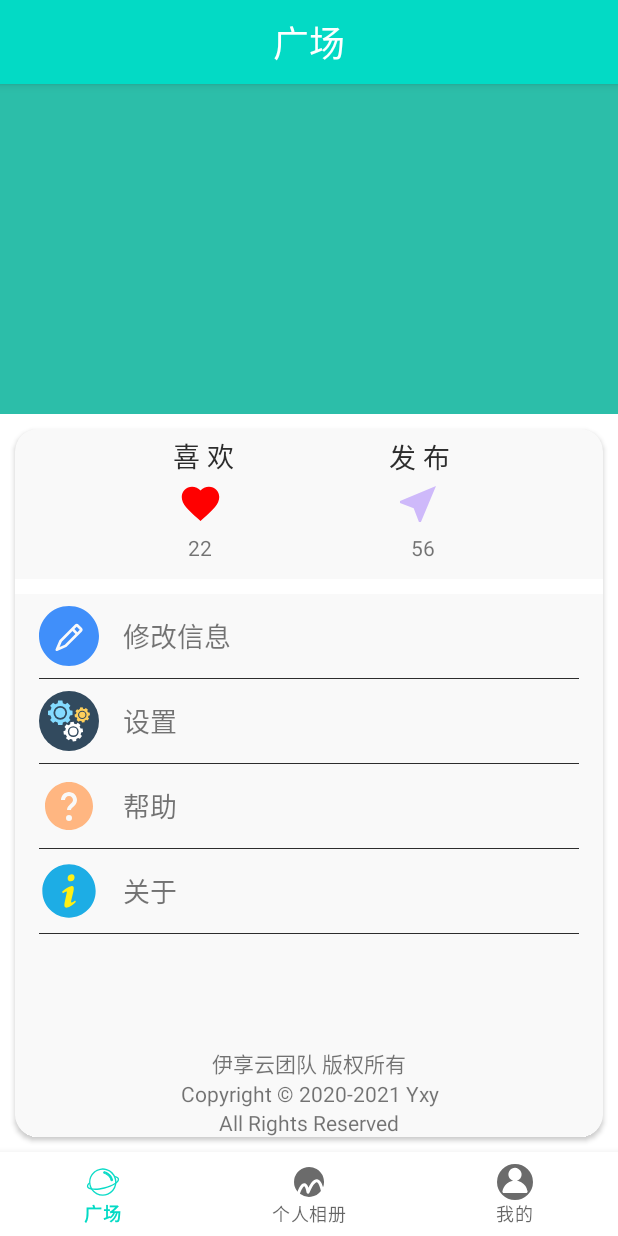
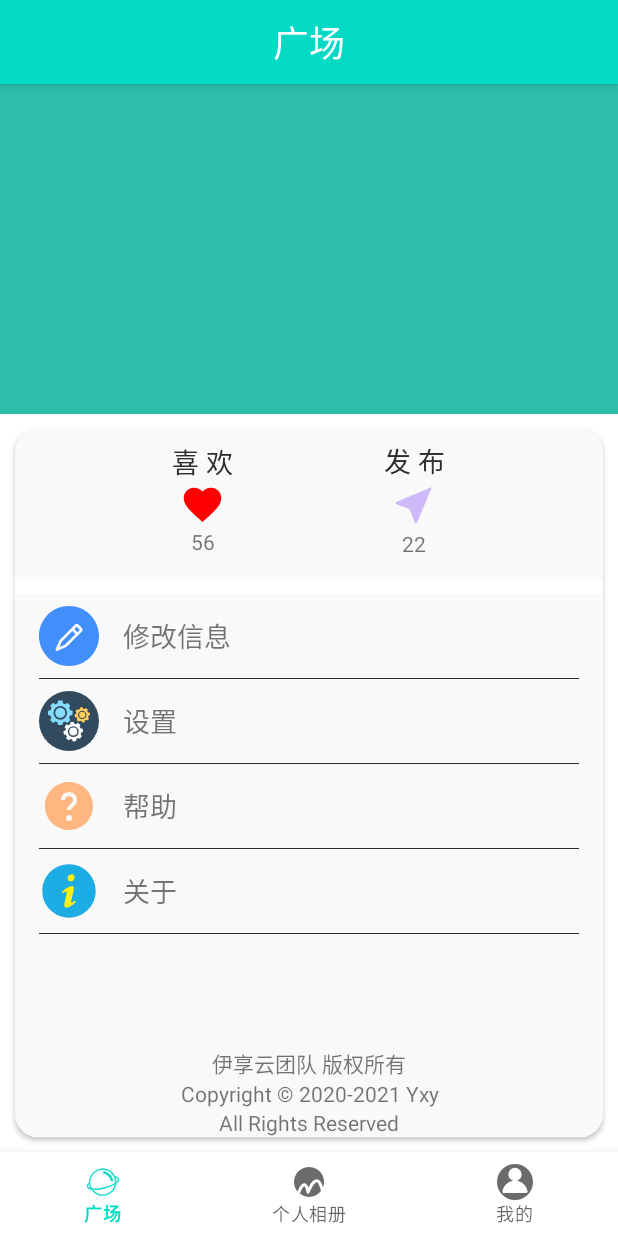
Before and after one commit to 1291945816/yxy-Android, an Android app: the fragment MineFragment placed in its activity, on a phone screen of 412 x 824 dp. Run offline under Robolectric (Android 15) with nearby library versions, the phone set to English and light mode, and no system bars; libraries missing offline, so code that uses them is left out: com.scwang.smart, jp.wasabeef.glide; pictures from the network do not load; 3 statements that could not run were skipped.

Commit message:
fix(Mine,Layout): 简化部分“我的”界面布局代码

```diff
--- a/app/src/main/java/kilig/ink/yxy/frament/AlbumFragment.java
+++ b/app/src/main/java/kilig/ink/yxy/fragment/AlbumFragment.java
@@ -1,4 +1,4 @@
-package kilig.ink.yxy.frament;
+package kilig.ink.yxy.fragment;
 
 import android.app.AlertDialog;
 import android.content.DialogInterface;
@@ -6,7 +6,6 @@ import android.os.Bundle;
 import android.view.LayoutInflater;
 import android.view.View;
 import android.view.ViewGroup;
-import android.widget.Button;
 import android.widget.EditText;
 import android.widget.GridView;
 
--- a/app/src/main/java/kilig/ink/yxy/frament/MineFragment.java
+++ b/app/src/main/java/kilig/ink/yxy/fragment/MineFragment.java
@@ -1,11 +1,10 @@
-package kilig.ink.yxy.frament;
+package kilig.ink.yxy.fragment;
 
 import android.os.Bundle;
 import android.util.Log;
 import android.view.LayoutInflater;
 import android.view.View;
 import android.view.ViewGroup;
-import android.widget.Button;
 import android.widget.ImageView;
 import android.widget.TextView;
 
@@ -14,8 +13,6 @@ import androidx.annotation.Nullable;
 import androidx.fragment.app.Fragment;
 
 import com.bumptech.glide.Glide;
-import com.bumptech.glide.load.engine.DiskCacheStrategy;
-import com.bumptech.glide.load.resource.drawable.DrawableTransitionOptions;
 import com.bumptech.glide.request.RequestOptions;
 import com.bumptech.glide.request.transition.DrawableCrossFadeFactory;
 import com.google.gson.Gson;
--- a/app/src/main/java/kilig/ink/yxy/frament/SquareFragment.java
+++ b/app/src/main/java/kilig/ink/yxy/fragment/SquareFragment.java
@@ -1,4 +1,4 @@
-package kilig.ink.yxy.frament;
+package kilig.ink.yxy.fragment;
 //广场界面
 import android.os.Bundle;
 import android.os.Handler;
--- a/app/src/main/java/kilig/ink/yxy/utils/FragmentSingleton.java
+++ b/app/src/main/java/kilig/ink/yxy/utils/FragmentSingleton.java
@@ -2,9 +2,9 @@ package kilig.ink.yxy.utils;
 
 import androidx.fragment.app.Fragment;
 
-import kilig.ink.yxy.frament.AlbumFragment;
-import kilig.ink.yxy.frament.MineFragment;
-import kilig.ink.yxy.frament.SquareFragment;
+import kilig.ink.yxy.fragment.AlbumFragment;
+import kilig.ink.yxy.fragment.MineFragment;
+import kilig.ink.yxy.fragment.SquareFragment;
 
 /**
  * 单例模式实践
--- a/app/src/main/res/layout/fragment_album.xml
+++ b/app/src/main/res/layout/fragment_album.xml
@@ -6,9 +6,9 @@
     android:layout_height="match_parent"
     xmlns:app="http://schemas.android.com/apk/res-auto"
     tools:context=".activity.MainActivity">
-    <FrameLayout
-        android:layout_width="match_parent"
-        android:layout_height="match_parent">
+<!--    <FrameLayout-->
+<!--        android:layout_width="match_parent"-->
+<!--        android:layout_height="match_parent">-->
         <GridView
             android:layout_marginStart="20dp"
             android:layout_marginTop="20dp"
@@ -30,5 +30,5 @@
             android:layout_margin="16dp"
             app:srcCompat="@drawable/ic_baseline_add_24"/>
 
-    </FrameLayout>
+<!--    </FrameLayout>-->
 </androidx.coordinatorlayout.widget.CoordinatorLayout>
--- a/app/src/main/res/layout/fragment_mine.xml
+++ b/app/src/main/res/layout/fragment_mine.xml
@@ -9,8 +9,7 @@
     <LinearLayout
         android:layout_width="match_parent"
         android:layout_height="match_parent"
-        android:orientation="vertical"
-        >
+        android:orientation="vertical">
         <FrameLayout
             android:layout_width="match_parent"
             android:layout_height="220dp"
@@ -21,9 +20,7 @@
                 android:layout_height="110dp"
                 android:layout_marginBottom="35dp"
                 android:scaleType="center"
-                android:layout_gravity="center"
-            >
-            </ImageView>
+                android:layout_gravity="center"/>
             <TextView
                 android:id="@+id/nickname"
                 android:layout_width="match_parent"
@@ -52,8 +49,7 @@
                 android:layout_marginTop="190dp"
                 android:textColor="@android:color/white"
                 android:textSize="14sp"
-                android:textAlignment="center"
-                />
+                android:textAlignment="center" />
 
         </FrameLayout>
 
@@ -69,7 +65,8 @@
                 android:layout_width="match_parent"
                 android:layout_height="match_parent"
                 android:orientation="vertical">
-                <RelativeLayout
+
+                <androidx.constraintlayout.widget.ConstraintLayout
                     android:layout_width="match_parent"
                     android:layout_height="100dp"
                     android:orientation="horizontal"
@@ -79,93 +76,58 @@
                         android:id="@+id/like"
                         android:layout_width="wrap_content"
                         android:layout_height="wrap_content"
-                        android:layout_toLeftOf="@+id/isnull"
-                        android:layout_centerVertical="true"
-                        android:layout_marginTop="3dp"
-                        android:layout_marginBottom="1dp"
-                        android:background="@drawable/ic_baseline_favorite_24">
-
-                    </ImageView>
-                    <ImageView
-                        android:id="@+id/isnull"
-                        android:layout_width="34dp"
-                        android:layout_height="34dp"
-                        android:layout_marginRight="40dp"
-                        android:layout_marginLeft="40dp"
-                        android:layout_centerInParent="true">
-                    </ImageView>
+                        app:layout_constraintTop_toTopOf="parent"
+                        app:layout_constraintBottom_toBottomOf="parent"
+                        app:layout_constraintLeft_toLeftOf="parent"
+                        app:layout_constraintRight_toLeftOf="@id/total_publish"
+                        android:background="@drawable/ic_baseline_favorite_24"/>
 
                     <ImageView
                         android:id="@+id/total_publish"
                         android:layout_width="wrap_content"
                         android:layout_height="wrap_content"
-                        android:layout_marginTop="2dp"
-                        android:layout_toRightOf="@id/isnull"
-                        android:layout_centerVertical="true"
-                        android:background="@drawable/ic_baseline_near_me_24">
-
-                    </ImageView>
+                        app:layout_constraintTop_toTopOf="@id/like"
+                        app:layout_constraintBottom_toBottomOf="@id/like"
+                        app:layout_constraintLeft_toRightOf="@id/like"
+                        app:layout_constraintRight_toRightOf="parent"
+                        android:background="@drawable/ic_baseline_near_me_24"/>
 
                     <TextView
                         android:layout_width="wrap_content"
                         android:layout_height="wrap_content"
+                        app:layout_constraintLeft_toLeftOf="@id/like"
+                        app:layout_constraintRight_toRightOf="@id/like"
+                        app:layout_constraintBottom_toTopOf="@id/like"
                         android:text="喜 欢"
                         android:textSize="18sp"
-                        android:textColor="@color/black"
-                        android:layout_above="@+id/like"
-                        android:layout_toLeftOf="@id/text_null">
+                        android:textColor="@color/black" />
 
-                    </TextView>
-                    <TextView
-                        android:id="@+id/text_null"
-                        android:layout_width="wrap_content"
-                        android:layout_height="wrap_content"
-                        android:layout_centerHorizontal="true"
-                        android:layout_above="@+id/isnull"
-                        android:layout_marginLeft="50dp"
-                        android:layout_marginRight="53dp">
-                    </TextView>
                     <TextView
                         android:layout_width="wrap_content"
                         android:layout_height="wrap_content"
+                        app:layout_constraintLeft_toLeftOf="@id/total_publish"
+                        app:layout_constraintRight_toRightOf="@id/total_publish"
+                        app:layout_constraintBottom_toTopOf="@id/total_publish"
                         android:text="发 布"
                         android:textSize="18sp"
-                        android:textColor="@color/black"
-                        android:layout_above="@+id/total_publish"
-                        android:layout_toRightOf="@id/text_null"
-                        android:layout_centerVertical="true">
-
-                    </TextView>
+                        android:textColor="@color/black" />
 
                     <TextView
-                        android:layout_width="35dp"
-                        android:layout_height="30dp"
-                        android:text="22"
-                        android:layout_below="@+id/like"
-                        android:layout_toLeftOf="@id/text_null2"
-                        android:layout_marginTop="3dp">
-
-                    </TextView>
-                    <TextView
-                        android:id="@+id/text_null2"
                         android:layout_width="wrap_content"
                         android:layout_height="wrap_content"
-                        android:layout_below="@id/isnull"
-                        android:layout_centerHorizontal="true"
-                        android:layout_marginRight="68dp"
-                        android:layout_marginLeft="45dp">
-                    </TextView>
+                        app:layout_constraintLeft_toLeftOf="@id/total_publish"
+                        app:layout_constraintRight_toRightOf="@id/total_publish"
+                        app:layout_constraintTop_toBottomOf="@id/total_publish"
+                        android:text="22"/>
+
                     <TextView
-                        android:layout_width="35dp"
-                        android:layout_height="30dp"
-                        android:text="56"
-                        android:layout_toRightOf="@id/text_null2"
-                        android:layout_below="@+id/total_publish"
-                        android:layout_marginTop="3dp">
-
-                    </TextView>
-
-                </RelativeLayout>
+                        android:layout_width="wrap_content"
+                        android:layout_height="wrap_content"
+                        app:layout_constraintLeft_toLeftOf="@id/like"
+                        app:layout_constraintRight_toRightOf="@id/like"
+                        app:layout_constraintTop_toBottomOf="@id/like"
+                        android:text="56"/>
+                </androidx.constraintlayout.widget.ConstraintLayout>
 
 
                 <LinearLayout
@@ -202,12 +164,13 @@
                             android:layout_height="wrap_content"
                             app:setting_icon="@drawable/ic_setting"
                             app:setting_title="设置" />
+
                         <View
                             android:layout_width="match_parent"
                             android:layout_height="0.5dp"
-                            android:background="@color/black"
                             android:layout_marginLeft="16dp"
-                            android:layout_marginRight="16dp"/>
+                            android:layout_marginRight="16dp"
+                            android:background="@color/black" />
                     </LinearLayout>
 
                     <LinearLayout
```
